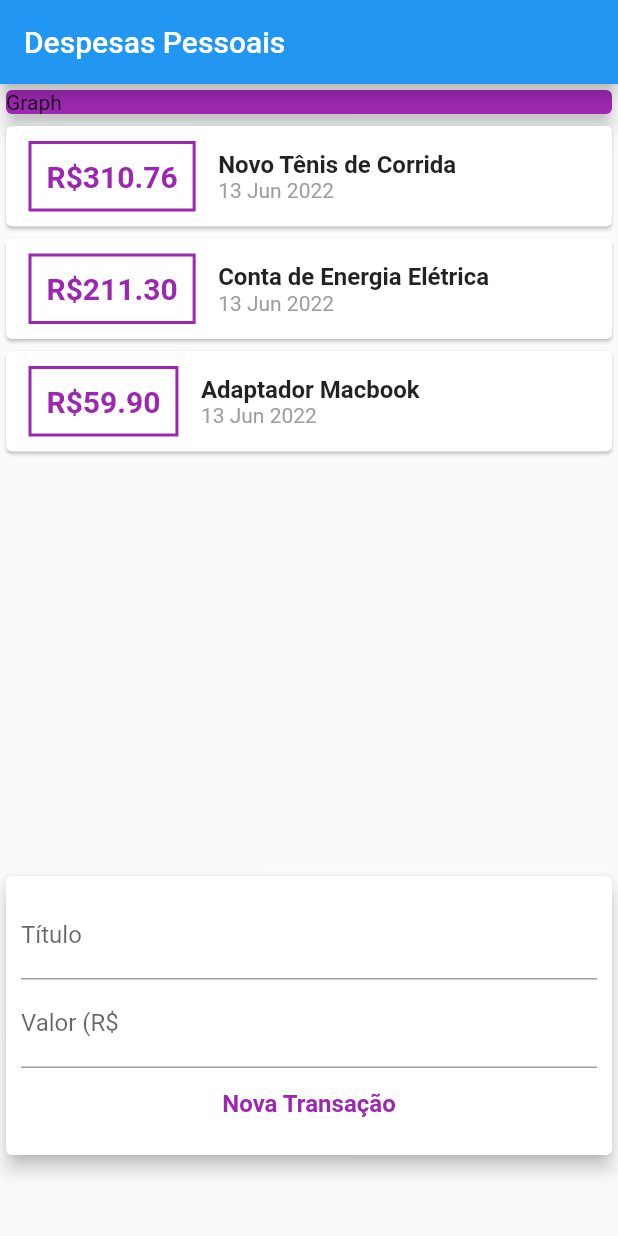
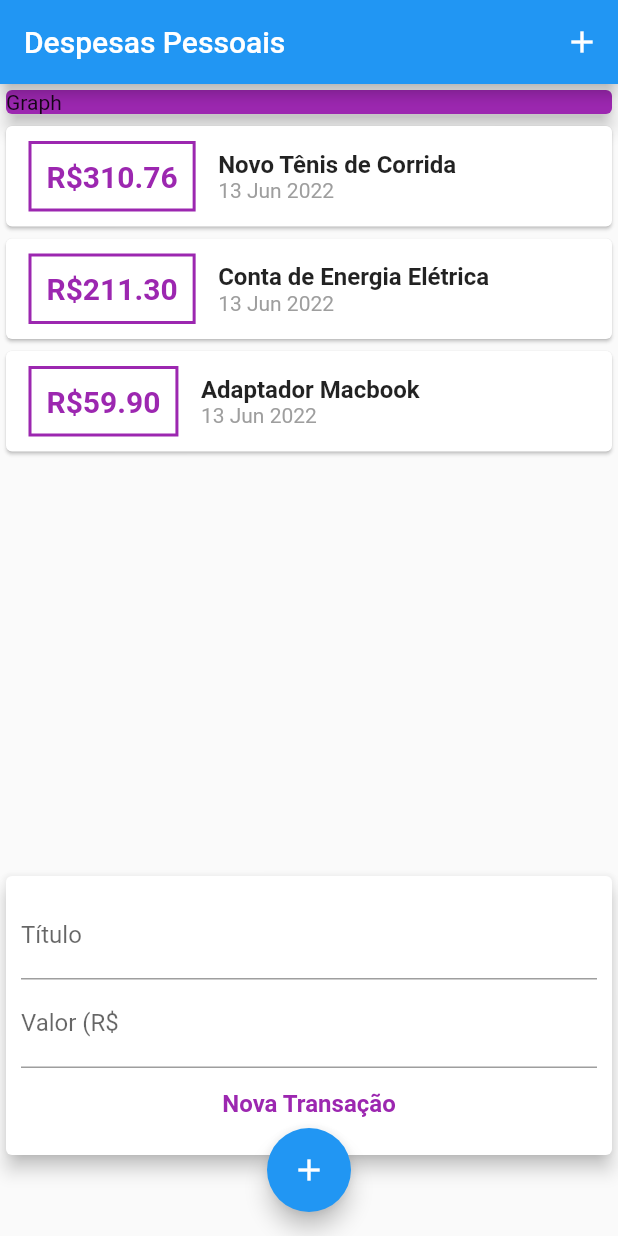
Before and after one commit to arthurrossibr/flutter-despesas, a Flutter app: the screen it shows after launch, on a phone screen of 412 x 824 dp. Run offline on Flutter 3.47's test engine with Material 2 defaults, Android fonts, the phone set to English and light mode, and no system bars.

Commit message:
Adding add buttons

```diff
--- a/lib/main.dart
+++ b/lib/main.dart
@@ -22,8 +22,15 @@ class MyHomePage extends StatelessWidget {
     return Scaffold(
       appBar: AppBar(
         title: const Text('Despesas Pessoais'),
+        actions: <Widget>[
+          IconButton(
+            icon: const Icon(Icons.add),
+            onPressed: () {},
           ),
-      body: Column(
+        ],
+      ),
+      body: SingleChildScrollView(
+        child: Column(
           crossAxisAlignment: CrossAxisAlignment.stretch,
           children: <Widget>[
             Container(
@@ -37,6 +44,12 @@ class MyHomePage extends StatelessWidget {
             const TransactionUser(),
           ],
         ),
+      ),
+      floatingActionButton: FloatingActionButton(
+        child: const Icon(Icons.add),
+        onPressed: () {},
+      ),
+      floatingActionButtonLocation: FloatingActionButtonLocation.centerFloat,
     );
   }
 }
```
Lines whose indentation alone changed are shown as unchanged.
